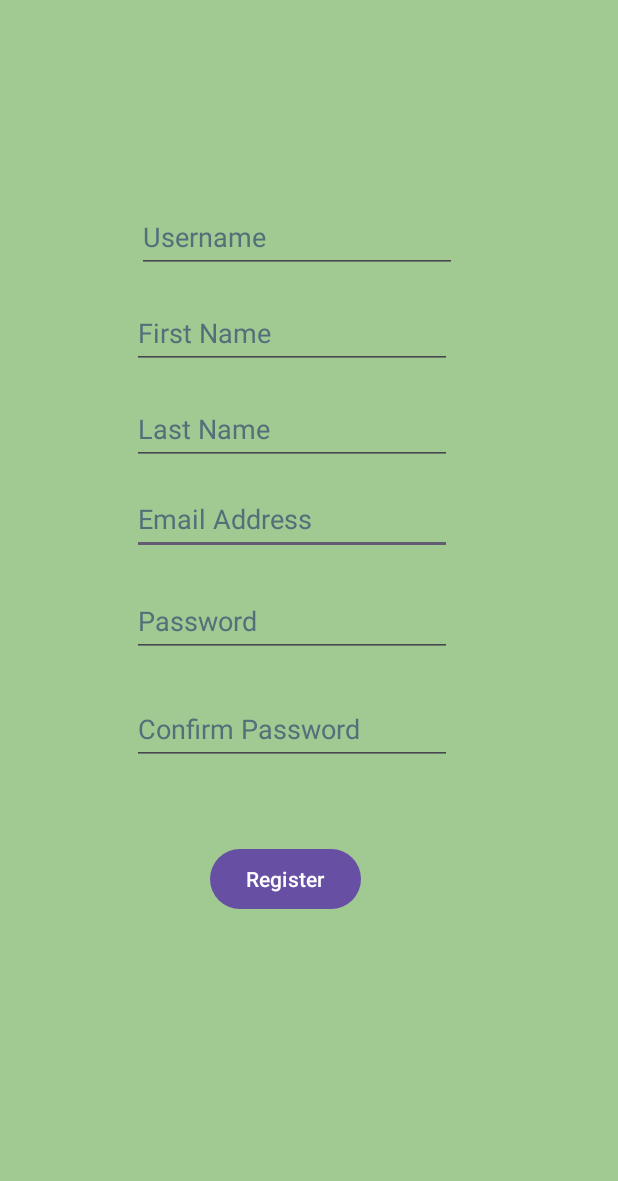
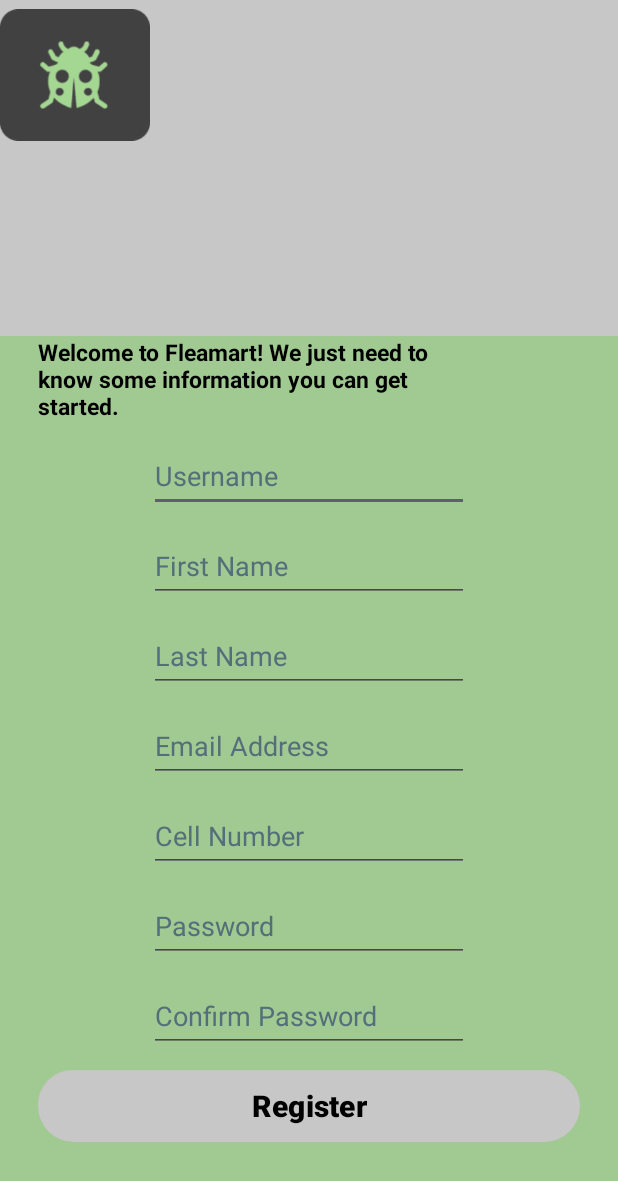
Before and after one commit to jamtheviking/Fleamart, an Android app: the SignUp screen opened directly, with no data from a screen before it, on a phone screen of 412 x 824 dp. Shown: the top 1181 px of the screen. Run offline under Robolectric (Android 15) with nearby library versions, the light colour scheme and no system bars.

Commit message:
added registerUser() &signup page updated
Tested registrations and login. Works for both, but identified odd issue with buttons (needs two clicks?)

```diff
--- a/app/src/main/java/com/csis3175/fleamart/Landing.java
+++ b/app/src/main/java/com/csis3175/fleamart/Landing.java
@@ -13,10 +13,12 @@ public class Landing extends AppCompatActivity {
 
     private Scene scene1, scene2;
     private Transition slideUpTransition;
-    Button btnLogin,btnSignup,btnForgotPassword;
-    EditText username,password;
+    Button btnLogin,btnSignup,btnForgotPassword,btnRegister;
+    EditText username,password,firstName,
+            lastName,confirmPassword,email;
     ViewGroup viewRoot;
     boolean isRootShowing;
+
 
 
 
@@ -55,6 +57,34 @@ public class Landing extends AppCompatActivity {
         });
     }
 
+    public void registerUser(View v){
+
+        firstName = findViewById(R.id.etFirstNameRegister);
+        lastName = findViewById(R.id.etLastNameRegister);
+        username = findViewById(R.id.etUsernameRegister);
+        email = findViewById(R.id.etEmailRegister);
+        password = findViewById(R.id.etPasswordRegister);
+        confirmPassword = findViewById(R.id.etConfirmPasswordRegister);
+        btnRegister = findViewById(R.id.btnRegister);
+
+        String fn = firstName.getText().toString();
+        String ln = lastName.getText().toString();
+        String un = username.getText().toString();
+        String em = email.getText().toString();
+        String pw = password.getText().toString();
+
+        addUser(fn, ln, un, em, pw);
+        TransitionManager.go(scene1, slideUpTransition);
+
+    }
+
+    private void addUser(String firstName, String lastName, String username, String email, String password){
+        Users user = new Users(this);
+        user.insertUser(firstName, lastName, username, email, password);
+    }
+
+
+
     public void onClickLogin(View v) {
         btnLogin = findViewById(R.id.btnLogin);
         btnLogin.setOnClickListener(new View.OnClickListener() {
@@ -84,6 +114,7 @@ public class Landing extends AppCompatActivity {
         Intent intent = new Intent(this, HomeActivity.class);
         intent.putExtra("user", user);
         startActivity(intent);
+        finish();
 
     }
 
@@ -97,7 +128,7 @@ public class Landing extends AppCompatActivity {
         String un = username.getText().toString();
         String pw = password.getText().toString();
 
-        User user = usersDB.getUserDetails(un, pw);
+        User user = usersDB.getUserDetails(un,pw);
         boolean isValidUser = usersDB.isValidUser(un, pw);
         usersDB.close();
 
--- a/app/src/main/java/com/csis3175/fleamart/Users.java
+++ b/app/src/main/java/com/csis3175/fleamart/Users.java
@@ -1,15 +1,11 @@
 package com.csis3175.fleamart;
 
 import android.annotation.SuppressLint;
-import android.content.ClipData;
 import android.content.ContentValues;
 import android.content.Context;
 import android.database.Cursor;
 import android.database.sqlite.SQLiteDatabase;
 import android.database.sqlite.SQLiteOpenHelper;
-
-import java.util.ArrayList;
-import java.util.List;
 
 public class Users extends SQLiteOpenHelper {
 
@@ -110,7 +106,7 @@ public class Users extends SQLiteOpenHelper {
 
 
     @SuppressLint("Range")//This suppresses warning that the column index might return -1
-    public User getUserDetails(String username, String password) {
+    public com.csis3175.fleamart.User getUserDetails(String username, String password) {
         SQLiteDatabase db = this.getReadableDatabase();
         Cursor cursor = db.query(
                 TABLE_USERS,
--- a/app/src/main/res/layout/activity_landing.xml
+++ b/app/src/main/res/layout/activity_landing.xml
@@ -33,7 +33,6 @@
         android:layout_width="match_parent"
         android:layout_height="400dp"
         android:orientation="vertical"
-
         app:layout_constraintEnd_toEndOf="parent"
         app:layout_constraintHorizontal_bias="0.0"
         app:layout_constraintStart_toStartOf="parent"
--- a/app/src/main/res/layout/sign_up.xml
+++ b/app/src/main/res/layout/sign_up.xml
@@ -4,113 +4,156 @@
     xmlns:tools="http://schemas.android.com/tools"
     android:layout_width="match_parent"
     android:layout_height="match_parent"
-    tools:context=".SignUp">
+    android:background="@color/silver"
+    tools:context=".Landing">
 
     <RelativeLayout
         android:layout_width="match_parent"
         android:layout_height="match_parent"
-        android:background="@color/green">
+        >
+
+        <ImageView
+            android:id="@+id/logo"
+            android:layout_width="100dp"
+            android:layout_height="100dp"
+            android:contentDescription="@string/imgLogo"
+            android:src="@drawable/logo"
+            app:layout_constraintStart_toStartOf="parent"/>
+
 
     </RelativeLayout>
 
-    <Button
-        android:id="@+id/btnRegister"
+
+    <RelativeLayout
+        android:layout_width="match_parent"
+        android:layout_height="600dp"
+        android:background="@color/green"
+        android:paddingHorizontal="25dp"
+        app:layout_constraintBottom_toBottomOf="parent">
+
+        <TextView
+            android:id="@+id/txtRegisterIns"
+            style="@style/normal_style"
+            android:layout_width="275dp"
+            android:layout_height="wrap_content"
+            android:text="@string/txtRegisterIns"
+            tools:ignore="TextSizeCheck" />
+
+        <EditText
+            android:id="@+id/etUsernameRegister"
             android:layout_width="wrap_content"
             android:layout_height="wrap_content"
-        android:layout_marginStart="140dp"
-        android:layout_marginTop="52dp"
-        android:onClick="btnRegisterOnClick"
-        android:text="@string/btnRegister"
-        app:layout_constraintStart_toStartOf="parent"
-        app:layout_constraintTop_toBottomOf="@+id/etConfirmPasswordRegister" />
+            android:ems="10"
+            android:hint="@string/etUsernameSignUp"
+            android:inputType="text"
+            android:minHeight="48dp"
+            android:textColorHint="#546E7A"
+            android:importantForAutofill="no"
+            android:layout_marginTop="12dp"
+            android:layout_centerHorizontal="true"
+            android:layout_below="@id/txtRegisterIns"/>
+
+        <EditText
+            android:id="@+id/etFirstNameRegister"
+            android:layout_width="wrap_content"
+            android:layout_height="wrap_content"
+            android:ems="10"
+            android:hint="@string/tvFirstName"
+            android:inputType="text"
+            android:minHeight="48dp"
+            android:textColorHint="#546E7A"
+            android:importantForAutofill="no"
+            android:layout_marginTop="12dp"
+            android:layout_centerHorizontal="true"
+            android:layout_below="@id/etUsernameRegister"/>
+        <EditText
+            android:id="@+id/etLastNameRegister"
+            android:layout_width="wrap_content"
+            android:layout_height="wrap_content"
+            android:ems="10"
+            android:hint="@string/tvLastName"
+            android:inputType="text"
+            android:minHeight="48dp"
+            android:textColorHint="#546E7A"
+            android:importantForAutofill="no"
+            android:layout_marginTop="12dp"
+            android:layout_centerHorizontal="true"
+            android:layout_below="@id/etFirstNameRegister"/>
 
         <EditText
             android:id="@+id/etEmailRegister"
             android:layout_width="wrap_content"
             android:layout_height="wrap_content"
-        android:layout_marginStart="88dp"
-        android:layout_marginTop="12dp"
             android:ems="10"
             android:hint="@string/tvEmail"
             android:importantForAutofill="no"
             android:inputType="textEmailAddress"
             android:minHeight="48dp"
             android:textColorHint="#546E7A"
-        app:layout_constraintStart_toStartOf="parent"
-        app:layout_constraintTop_toBottomOf="@+id/etLastNameRegister" />
+            android:layout_marginTop="12dp"
+            android:layout_centerHorizontal="true"
+            android:layout_below="@id/etLastNameRegister"
+            />
+        <EditText
+            android:id="@+id/etCellRegister"
+            android:layout_width="wrap_content"
+            android:layout_height="wrap_content"
+            android:ems="10"
+            android:hint="@string/tvCell"
+            android:importantForAutofill="no"
+            android:inputType="textEmailAddress"
+            android:minHeight="48dp"
+            android:textColorHint="#546E7A"
+            android:layout_marginTop="12dp"
+            android:layout_centerHorizontal="true"
+            android:layout_below="@id/etEmailRegister"
+            />
 
         <EditText
-        android:id="@+id/etFirstNameRegister"
+            android:id="@+id/etPasswordRegister"
             android:layout_width="wrap_content"
             android:layout_height="wrap_content"
-        android:layout_marginStart="88dp"
-        android:layout_marginTop="16dp"
             android:ems="10"
-        android:hint="@string/tvFirstName"
-        android:inputType="text"
+            android:hint="@string/etPassword"
+            android:inputType="textPassword"
             android:minHeight="48dp"
             android:textColorHint="#546E7A"
-        app:layout_constraintStart_toStartOf="parent"
-        app:layout_constraintTop_toBottomOf="@+id/etUsernameRegister"
-        android:importantForAutofill="no" />
+            android:importantForAutofill="no"
+            android:layout_marginTop="12dp"
+            android:layout_centerHorizontal="true"
+            android:layout_below="@id/etCellRegister"/>
+
+
 
         <EditText
             android:id="@+id/etConfirmPasswordRegister"
             android:layout_width="wrap_content"
             android:layout_height="wrap_content"
-        android:layout_marginStart="88dp"
-        android:layout_marginTop="24dp"
             android:ems="10"
             android:hint="@string/tvConfirmPassword"
             android:importantForAutofill="no"
             android:inputType="textPassword"
             android:minHeight="48dp"
             android:textColorHint="#546E7A"
-        app:layout_constraintStart_toStartOf="parent"
-        app:layout_constraintTop_toBottomOf="@+id/etPasswordRegister" />
+            android:layout_marginTop="12dp"
+            android:layout_centerHorizontal="true"
+            android:layout_below="@id/etPasswordRegister" />
 
-    <EditText
-        android:id="@+id/etPasswordRegister"
-        android:layout_width="wrap_content"
+
+        <Button
+            android:id="@+id/btnRegister"
+            android:layout_width="match_parent"
             android:layout_height="wrap_content"
-        android:layout_marginStart="88dp"
-        android:layout_marginTop="20dp"
-        android:ems="10"
-        android:hint="@string/etPassword"
-        android:inputType="textPassword"
-        android:minHeight="48dp"
-        android:textColorHint="#546E7A"
-        app:layout_constraintStart_toStartOf="parent"
-        app:layout_constraintTop_toBottomOf="@+id/etEmailRegister"
-        android:importantForAutofill="no" />
+            style="@style/button_style_gray"
+            android:text="@string/btnRegister"
+            android:layout_marginTop="12dp"
+            android:onClick="registerUser"
+            android:layout_centerHorizontal="true"
+            android:layout_below="@id/etConfirmPasswordRegister"/>
 
-    <EditText
-        android:id="@+id/etUsernameRegister"
-        android:layout_width="wrap_content"
-        android:layout_height="wrap_content"
-        android:layout_marginStart="91dp"
-        android:layout_marginTop="134dp"
-        android:ems="10"
-        android:hint="@string/etUsernameSignUp"
-        android:inputType="text"
-        android:minHeight="48dp"
-        android:textColorHint="#546E7A"
-        app:layout_constraintStart_toStartOf="parent"
-        app:layout_constraintTop_toTopOf="parent"
-        android:importantForAutofill="no" />
 
-    <EditText
-        android:id="@+id/etLastNameRegister"
-        android:layout_width="wrap_content"
-        android:layout_height="wrap_content"
-        android:layout_marginStart="88dp"
-        android:layout_marginTop="16dp"
-        android:ems="10"
-        android:hint="@string/tvLastName"
-        android:inputType="text"
-        android:minHeight="48dp"
-        android:textColorHint="#546E7A"
-        app:layout_constraintStart_toStartOf="parent"
-        app:layout_constraintTop_toBottomOf="@+id/etFirstNameRegister"
-        android:importantForAutofill="no" />
+    </RelativeLayout>
+
+
+
 </androidx.constraintlayout.widget.ConstraintLayout>
--- a/app/src/main/res/values/strings.xml
+++ b/app/src/main/res/values/strings.xml
@@ -11,8 +11,10 @@
     <string name="tvLastName">Last Name</string>
     <string name="tvEmail">Email Address</string>
     <string name="tvPassword">Password</string>
+    <string name="tvCell">Cell Number</string>
     <string name="tvConfirmPassword">Confirm Password</string>
     <string name="etUsernameSignUp">Username</string>
+    <string name="txtRegisterIns">Welcome to Fleamart! We just need to know some information you can get started.</string>
     <string-array name="itemCategories">
         <item>Furniture</item>
         <item>Appliances</item>
--- a/app/src/main/res/values/style.xml
+++ b/app/src/main/res/values/style.xml
@@ -35,4 +35,13 @@
         <item name="android:textColor">#000000</item>
     </style>
 
+    //Normal Text
+    <style name="normal_style">
+        <item name="fontFamily">Jost</item>
+        <item name="android:textSize">15sp</item>
+        <item name="android:textStyle">bold</item>
+        <item name="android:textColor">#000000</item>
+    </style>
+
+
 </resources>
```
Lines whose indentation alone changed are shown as unchanged.
